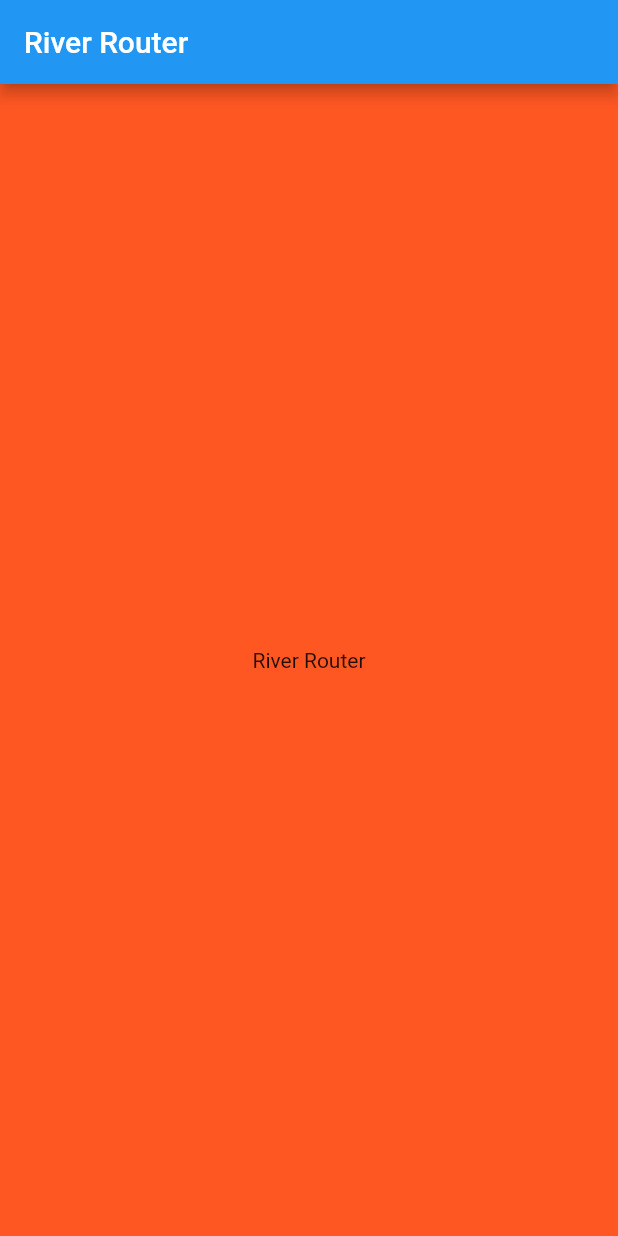
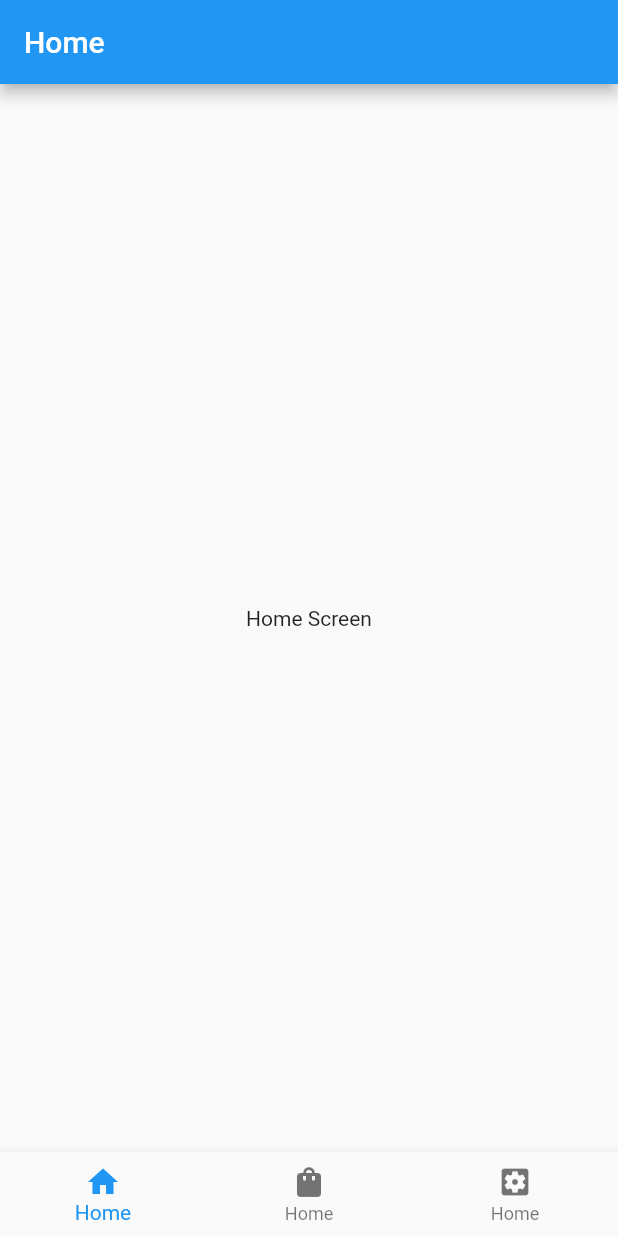
Before and after one commit to tayyabmughal676/river_router, a Flutter app: the screen it shows after launch, on a phone screen of 412 x 824 dp. Run offline on Flutter 3.47's test engine with Material 2 defaults, Android fonts, the light colour scheme and no system bars; our stand-ins replace flutter_riverpod, go_router.

Commit message:
Bottom Navigation Bar

```diff
--- a/lib/constants/constants.dart
+++ b/lib/constants/constants.dart
@@ -1,3 +1,6 @@
 class Constants {
   static String root = "root";
+  static String home = "home";
+  static String cart = "cart";
+  static String setting = "setting";
 }
--- /dev/null
+++ b/lib/features/dashboard/presentation/controller/dashboard_controller.dart
@@ -0,0 +1,14 @@
+import 'package:flutter_riverpod/flutter_riverpod.dart';
+
+final dashboardControllerProvider =
+    StateNotifierProvider<DashboardController, int>((ref) {
+  return DashboardController(0);
+});
+
+class DashboardController extends StateNotifier<int> {
+  DashboardController(super.state);
+
+  void setPosition({required int value}) {
+    state = value;
+  }
+}
--- /dev/null
+++ b/lib/features/dashboard/presentation/ui/dashboard_screen.dart
@@ -0,0 +1,22 @@
+import 'package:flutter/material.dart';
+
+import 'widget/bottom_navigation_widget.dart';
+
+class DashboardScreen extends StatefulWidget {
+  final Widget child;
+
+  const DashboardScreen({Key? key, required this.child}) : super(key: key);
+
+  @override
+  State<DashboardScreen> createState() => _DashboardScreenState();
+}
+
+class _DashboardScreenState extends State<DashboardScreen> {
+  @override
+  Widget build(BuildContext context) {
+    return Scaffold(
+      body: widget.child,
+      bottomNavigationBar: const BottomNavigationWidget(),
+    );
+  }
+}
--- /dev/null
+++ b/lib/features/dashboard/presentation/ui/widget/bottom_navigation_widget.dart
@@ -0,0 +1,58 @@
+import 'package:flutter/material.dart';
+import 'package:flutter_riverpod/flutter_riverpod.dart';
+import 'package:go_router/go_router.dart';
+import 'package:river_router/features/dashboard/presentation/controller/dashboard_controller.dart';
+
+class BottomNavigationWidget extends ConsumerStatefulWidget {
+  const BottomNavigationWidget({
+    Key? key,
+  }) : super(key: key);
+
+  @override
+  ConsumerState createState() => _BottomNavigationWidgetState();
+}
+
+class _BottomNavigationWidgetState
+    extends ConsumerState<BottomNavigationWidget> {
+  @override
+  Widget build(BuildContext context) {
+    final position = ref.watch(dashboardControllerProvider);
+    return BottomNavigationBar(
+        currentIndex: position,
+        onTap: (value) => onItemTap(index: value),
+        items: const [
+          BottomNavigationBarItem(
+            icon: Icon(Icons.home_work),
+            activeIcon: Icon(Icons.home),
+            label: "Home",
+          ),
+          BottomNavigationBarItem(
+            icon: Icon(Icons.shopping_bag),
+            activeIcon: Icon(Icons.shopify),
+            label: "Home",
+          ),
+          BottomNavigationBarItem(
+            icon: Icon(Icons.settings_applications),
+            activeIcon: Icon(Icons.settings),
+            label: "Home",
+          ),
+        ]);
+  }
+
+  void onItemTap({required int index}) {
+    debugPrint("tapIndex: $index");
+    ref.read(dashboardControllerProvider.notifier).setPosition(value: index);
+    switch (index) {
+      case 0:
+        context.go('/');
+        break;
+      case 1:
+        context.go('/cart');
+        break;
+      case 2:
+        context.go('/setting');
+        break;
+      default:
+    }
+  }
+}
--- /dev/null
+++ b/lib/features/home/presentation/ui/home_screen.dart
@@ -0,0 +1,27 @@
+import 'package:flutter/material.dart';
+
+class HomeFeatureScreen extends StatefulWidget {
+  const HomeFeatureScreen({Key? key}) : super(key: key);
+
+  @override
+  State<HomeFeatureScreen> createState() => _HomeFeatureScreenState();
+}
+
+class _HomeFeatureScreenState extends State<HomeFeatureScreen> {
+  @override
+  Widget build(BuildContext context) {
+    return Scaffold(
+      appBar: AppBar(
+        title: const Text("Home"),
+      ),
+      body: Center(
+        child: Column(
+          mainAxisAlignment: MainAxisAlignment.center,
+          children: const [
+            Text("Home Screen"),
+          ],
+        ),
+      ),
+    );
+  }
+}
--- a/lib/route_provider/route_provider.dart
+++ b/lib/route_provider/route_provider.dart
@@ -1,28 +1,66 @@
+import 'package:flutter/cupertino.dart';
 import 'package:flutter_riverpod/flutter_riverpod.dart';
 import 'package:go_router/go_router.dart';
 import 'package:river_router/constants/constants.dart';
+import 'package:river_router/features/cart/presentation/ui/cart_screen.dart';
+import 'package:river_router/features/dashboard/presentation/ui/dashboard_screen.dart';
+import 'package:river_router/features/home/presentation/ui/home_screen.dart';
+import 'package:river_router/features/setting/presentation/ui/setting_screen.dart';
 import 'package:river_router/screens/home_screen.dart';
 import 'package:river_router/screens/error_screens/route_not_found.dart';
+
+final GlobalKey<NavigatorState> _rootNavigator = GlobalKey(debugLabel: "root");
+final GlobalKey<NavigatorState> _shellNavigator =
+    GlobalKey(debugLabel: "shell");
 
 // GoRouter => GoRouter Instance
 final goRouterProvider = Provider<GoRouter>(
   (ref) {
     return GoRouter(
-      initialLocation: "/",
-      redirect: (context, state) async {
-        bool isUserLoggedIn = false;
-        // if (isUserLoggedIn) {
-        //   // return null
-        //
-        // }
-        //return "/login";
-      },
+      navigatorKey: _rootNavigator,
+      initialLocation: '/',
       routes: [
         GoRoute(
-          path: "/",
+          path: "/home",
           name: Constants.root,
           builder: (context, state) => HomeScreen(key: state.pageKey),
         ),
+        ShellRoute(
+            navigatorKey: _shellNavigator,
+            builder: (context, state, child) =>
+                DashboardScreen(key: state.pageKey, child: child),
+            routes: [
+              GoRoute(
+                path: "/",
+                name: Constants.home,
+                pageBuilder: (context, state) {
+                  return NoTransitionPage(
+                      child: HomeFeatureScreen(
+                    key: state.pageKey,
+                  ));
+                },
+              ),
+              GoRoute(
+                path: "/cart",
+                name: Constants.cart,
+                pageBuilder: (context, state) {
+                  return NoTransitionPage(
+                      child: CartScreen(
+                    key: state.pageKey,
+                  ));
+                },
+              ),
+              GoRoute(
+                path: "/setting",
+                name: Constants.setting,
+                pageBuilder: (context, state) {
+                  return NoTransitionPage(
+                      child: SettingScreen(
+                    key: state.pageKey,
+                  ));
+                },
+              ),
+            ]),
       ],
       errorBuilder: (context, state) => RouteNotFound(
         key: state.pageKey,
```
Also changed, not shown: lib/features/cart/presentation/ui/cart_screen.dart (added, +27 -0 lines), lib/features/setting/presentation/ui/setting_screen.dart (added, +27 -0 lines).
